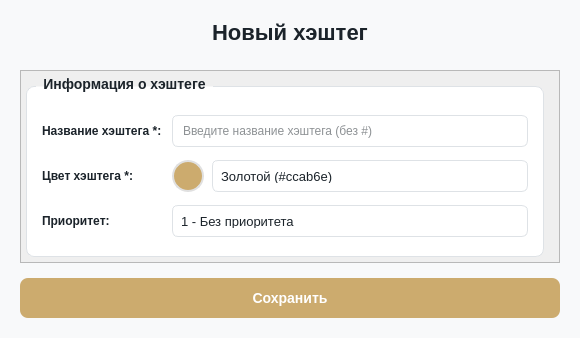
Qt form client/ui/system/tags/tag_dialog.ui (lerakaplich/Documents) before a commit.
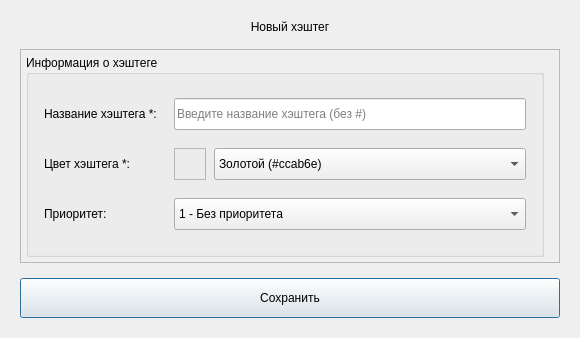
The same form after that commit. Icons and pictures are not drawn.

The edit to the form file:
```diff
--- a/client/ui/system/tags/tag_dialog.ui
+++ b/client/ui/system/tags/tag_dialog.ui
@@ -28,10 +28,10 @@
   <property name="styleSheet">
    <string notr="true">
 QDialog {
-    background-color: #f8f9fa;
+    background-color: {BG_DIALOG};
 }
 QScrollBar::vertical {
-    background: #F5F5F5;
+    background: {SCROLLBAR_BG};
     width: 8px;
     border-radius: 4px;
     margin: 0px;
@@ -39,7 +39,7 @@
 }
 
 QScrollBar::handle:vertical {
-    background: #C1C1C1;
+    background: {SCROLLBAR_HANDLE};
     border-radius: 4px;
     min-height: 20px;
 }
@@ -67,14 +67,14 @@
 
 QScrollBar:horizontal {
     border: none;
-    background: #F5F5F5;
+    background: {SCROLLBAR_BG};
     height: 8px;
     margin: 0px;
     border-radius: 4px;
 }
 
 QScrollBar::handle:horizontal {
-    background: #C1C1C1;
+    background: {SCROLLBAR_HANDLE};
     border-radius: 4px;
     min-width: 20px;
 }
@@ -101,12 +101,12 @@
 }
 
 QComboBox {
-    border: 1px solid #dee2e6;
+    border: 1px solid {BORDER_DEFAULT};
     border-radius: 6px;
     padding: 8px;
     padding-right: 30px;
-    background-color: white;
-    color: #1B232A;
+    background-color: {BG_INPUT};
+    color: {TEXT_PRIMARY};
     font-size: 13px;
     outline: none;
 }
@@ -135,28 +135,28 @@
 
 QComboBox QAbstractItemView {
     border-radius: 6px;
-    background-color: white;
-    color: #1B232A;
+    background-color: {BG_CARD};
+    color: {TEXT_PRIMARY};
     padding: 4px;
     outline: none;
-    border: 1px solid #ccab6e;
+    border: 1px solid {ACCENT_PRIMARY};
 }
 
 QComboBox QAbstractItemView::item {
     padding: 8px;
-    color: #1B232A;
+    color: {TEXT_PRIMARY};
     border: none;
     outline: none;
 }
 
 QComboBox QAbstractItemView::item:hover {
-    background-color: #e3f2fd;
-    color: #1B232A;
+    background-color: {ACCENT_SELECTION_BG};
+    color: {TEXT_PRIMARY};
 }
 
 QComboBox QAbstractItemView::item:selected {
-    background-color: #e3f2fd;
-    color: #1B232A;
+    background-color: {ACCENT_SELECTION_BG};
+    color: {TEXT_PRIMARY};
 }
 </string>
   </property>
@@ -179,7 +179,7 @@
    <item>
     <widget class="QLabel" name="titleLabel">
      <property name="styleSheet">
-      <string>font-size: 22px; font-weight: bold; color: #1B232A; margin-bottom: 10px;</string>
+      <string>font-size: 22px; font-weight: bold; color: {TEXT_PRIMARY}; margin-bottom: 10px;</string>
      </property>
      <property name="text">
       <string>Новый хэштег</string>
@@ -228,17 +228,17 @@
           <string>QGroupBox {
     font-weight: bold;
     font-size: 14px;
-    border: 1px solid #dee2e6;
+    border: 1px solid {BORDER_DEFAULT};
     border-radius: 8px;
     margin-top: 10px;
     padding-top: 10px;
-    background-color: white;
+    background-color: {BG_CARD};
 }
 QGroupBox::title {
     subcontrol-origin: margin;
     left: 10px;
     padding: 0 5px 0 5px;
-    color: #1B232A;
+    color: {TEXT_PRIMARY};
 }</string>
          </property>
          <property name="title">
@@ -261,7 +261,7 @@
            <number>10</number>
           </property>
           <item row="0" column="0">
-           <widget class="QLabel" name="labelName">
+           <widget class="QLabel" name="{TEXT_PRIMARY}">
             <property name="minimumSize">
              <size>
               <width>120</width>
@@ -269,7 +269,7 @@
              </size>
             </property>
             <property name="styleSheet">
-             <string>color: #1B232A; font-weight: 500;</string>
+             <string>color: {TEXT_PRIMARY}; font-weight: 500;</string>
             </property>
             <property name="text">
              <string>Название хэштега *:</string>
@@ -279,7 +279,7 @@
           <item row="2" column="0">
            <widget class="QLabel" name="labelPriority">
             <property name="styleSheet">
-             <string>color: #1B232A; font-weight: 500;</string>
+             <string>color: {TEXT_PRIMARY}; font-weight: 500;</string>
             </property>
             <property name="text">
              <string>Приоритет:</string>
@@ -301,7 +301,7 @@
              </size>
             </property>
             <property name="styleSheet">
-             <string>border: 1px solid #dee2e6; border-radius: 6px; padding: 8px; background-color: white; color: #1B232A;</string>
+             <string>border: 1px solid {BORDER_DEFAULT}; border-radius: 6px; padding: 8px; background-color: {BG_INPUT}; color: {TEXT_PRIMARY};</string>
             </property>
             <property name="placeholderText">
              <string>Введите название хэштега (без #)</string>
@@ -323,7 +323,7 @@
              </size>
             </property>
             <property name="styleSheet">
-             <string>color: #1B232A; font-weight: 500;</string>
+             <string>color: {TEXT_PRIMARY}; font-weight: 500;</string>
             </property>
             <property name="text">
              <string>Цвет хэштега *:</string>
@@ -402,8 +402,8 @@
                <string notr="true">
 QFrame {
     border-radius: 16px;
-    background-color: #ccab6e;
-    border: 2px solid #E0E0E0;
+    background-color: #ccab6e;   /* это ДАННЫЕ, не тема — оставляем */
+    border: 2px solid {BORDER_LIGHT};
 }
 QFrame:hover {
     border-color: #ccab6e;
@@ -497,8 +497,8 @@
        </property>
        <property name="styleSheet">
         <string>QPushButton {
-    background-color: #ccab6e;
-    color: white;
+    background-color: {ACCENT_PRIMARY};
+    color: {TEXT_ON_ACCENT};
     border-radius: 8px;
     font-weight: bold;
     font-size: 14px;
```
Left out of the diff: 20 changed lines with no effect on the pictures.
